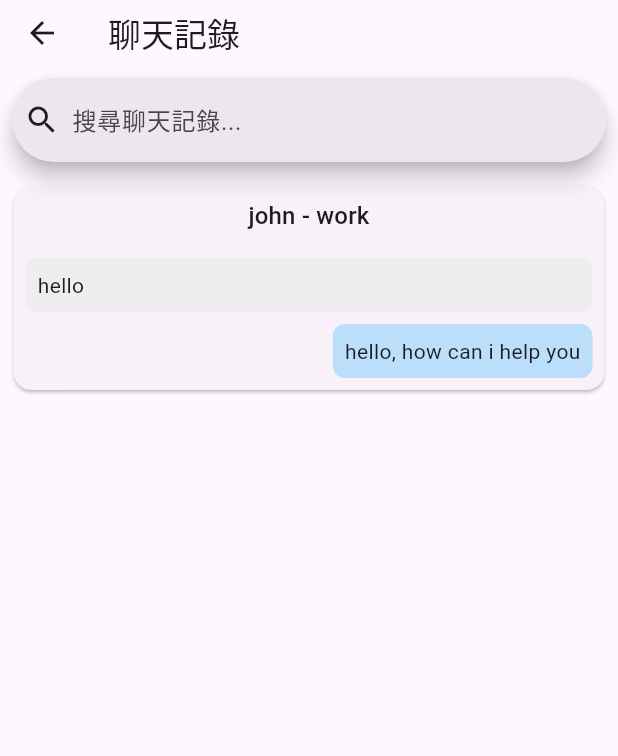
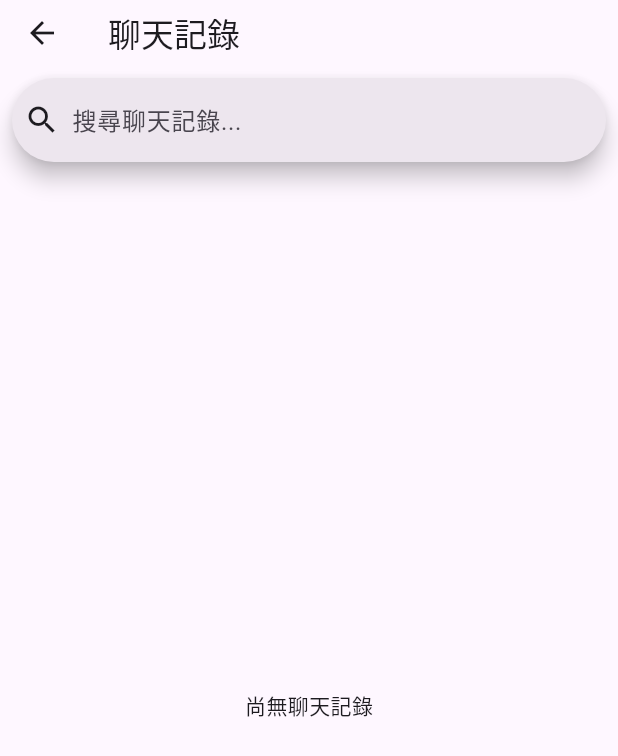
Before and after one commit to Argentum11/busy_faker, a Flutter app: the ChatHistoryPage screen opened directly, on a phone screen of 412 x 824 dp. Shown: the top 756 px of the screen. Run offline on Flutter 3.47's test engine with Material 3 defaults, Android fonts, the phone set to English and light mode, and no system bars; our stand-ins replace flutter_tts, hive, hive_flutter, numberpicker, speech_to_text, vibration; accounts and stored records are empty.

Commit message:
feat: save chat record in hive

```diff
--- a/lib/models/chat_message.dart
+++ b/lib/models/chat_message.dart
@@ -1,5 +1,13 @@
+import 'package:hive/hive.dart';
+
+part "chat_message.g.dart";
+
+@HiveType(typeId: 0)
 class ChatMessage {
+  @HiveField(0)
   final String request;
+
+  @HiveField(1)
   final String response;
 
   ChatMessage({
@@ -8,9 +16,15 @@ class ChatMessage {
   });
 }
 
+@HiveType(typeId: 1)
 class ChatRecord {
+  @HiveField(0)
   List<ChatMessage> messages = [];
+
+  @HiveField(1)
   final String caller;
+
+  @HiveField(2)
   final String topic;
 
   ChatRecord({required this.caller, required this.topic});
--- a/lib/pages/chat_history.dart
+++ b/lib/pages/chat_history.dart
@@ -22,8 +22,8 @@ class _ChatHistoryPageState extends State<ChatHistoryPage> {
   List<ChatRecord> _filterRecords(List<ChatRecord> records) {
     if (_searchQuery.isEmpty) return records;
 
+    // Search in caller and topic
     return records.where((record) {
-      // Search in caller and topic
       if (record.caller.toLowerCase().contains(_searchQuery.toLowerCase()) || record.topic.toLowerCase().contains(_searchQuery.toLowerCase())) {
         return true;
       }
@@ -36,9 +36,6 @@ class _ChatHistoryPageState extends State<ChatHistoryPage> {
 
   @override
   Widget build(BuildContext context) {
-    final records = ChatRecordService().records;
-    final filteredRecords = _filterRecords(records);
-
     return Scaffold(
       appBar: AppBar(
         title: const Text('聊天記錄'),
@@ -73,15 +70,33 @@ class _ChatHistoryPageState extends State<ChatHistoryPage> {
       ),
       body: Padding(
           padding: const EdgeInsets.symmetric(horizontal: 5.0),
-        child: Column(
-          children: [
-            if (filteredRecords.isEmpty && _searchQuery.isNotEmpty)
-              const Padding(
+          child: FutureBuilder<List<ChatRecord>>(
+              future: ChatRecordService().getRecords(),
+              builder: (context, snapshot) {
+                if (snapshot.connectionState == ConnectionState.waiting) {
+                  return const Center(
+                    child: CircularProgressIndicator(),
+                  );
+                } else if (snapshot.hasError) {
+                  return Center(
+                    child: Text('Error: ${snapshot.error}'),
+                  );
+                } else if (!snapshot.hasData || snapshot.data!.isEmpty) {
+                  return const Center(
+                    child: Text('尚無聊天記錄'),
+                  );
+                }
+
+                final filteredRecords = _filterRecords(snapshot.data!);
+
+                if (filteredRecords.isEmpty && _searchQuery.isNotEmpty) {
+                  return const Padding(
                     padding: EdgeInsets.all(16.0),
                     child: Text('未找到符合搜尋字詞的記錄'),
-              ),
-            Expanded(
-              child: ListView.builder(
+                  );
+                }
+
+                return ListView.builder(
                   itemCount: filteredRecords.length,
                   itemBuilder: (context, index) {
                     final record = filteredRecords[index];
@@ -89,10 +104,28 @@ class _ChatHistoryPageState extends State<ChatHistoryPage> {
                       record: record,
                     );
                   },
-              ),
-            ),
-          ],
-        ),
+                );
+              })
+          // Column(
+          //   children: [
+          //     if (filteredRecords.isEmpty && _searchQuery.isNotEmpty)
+          //       const Padding(
+          //         padding: EdgeInsets.all(16.0),
+          //         child: Text('未找到符合搜尋字詞的記錄'),
+          //       ),
+          //     Expanded(
+          //       child: ListView.builder(
+          //         itemCount: filteredRecords.length,
+          //         itemBuilder: (context, index) {
+          //           final record = filteredRecords[index];
+          //           return ChatRecordBlock(
+          //             record: record,
+          //           );
+          //         },
+          //       ),
+          //     ),
+          //   ],
+          // ),
           ),
     );
   }
--- a/lib/pages/in_call.dart
+++ b/lib/pages/in_call.dart
@@ -52,7 +52,7 @@ class InCallPageState extends State<InCallPage> {
 
   void _endCall() {
     _timer.cancel();
-    _chatRecordService.addRecord(_currentChatRecord);
+    _chatRecordService.saveRecord(_currentChatRecord);
     Navigator.pop(context); // 直接關閉頁面
   }
 
--- a/lib/services/chat_record_service.dart
+++ b/lib/services/chat_record_service.dart
@@ -1,24 +1,24 @@
 import 'package:busy_faker/models/chat_message.dart';
+import 'package:hive/hive.dart';
 
 class ChatRecordService {
   static final ChatRecordService _instance = ChatRecordService._internal();
   factory ChatRecordService() => _instance;
 
-  ChatRecordService._internal() {
-    ChatRecord c1 = ChatRecord(caller: "john", topic: "work");
-    c1.messages.add(ChatMessage(request: "hello", response: "hello, how can i help you"));
-    _records.add(c1);
+  ChatRecordService._internal();
+
+  Future<void> saveRecord(ChatRecord record) async {
+    final box = await Hive.openBox<ChatRecord>('chatRecords');
+    await box.add(record);
   }
 
-  final List<ChatRecord> _records = [];
-
-  List<ChatRecord> get records => List.unmodifiable(_records);
-
-  void addRecord(ChatRecord record) {
-    _records.add(record);
+  Future<List<ChatRecord>> getRecords() async {
+    final box = await Hive.openBox<ChatRecord>('chatRecords');
+    return box.values.toList();
   }
 
-  void clearRecords() {
-    _records.clear();
+  void clearRecords() async {
+    final box = await Hive.openBox<ChatRecord>('chatRecords');
+    await box.clear();
   }
 }
```
Also changed, not shown: lib/main.dart (+7 -1 lines), pubspec.yaml (+7 -5 lines), lib/models/chat_message.g.dart (added), pubspec.lock, 4 other files. Lines whose indentation alone changed are shown as unchanged.
